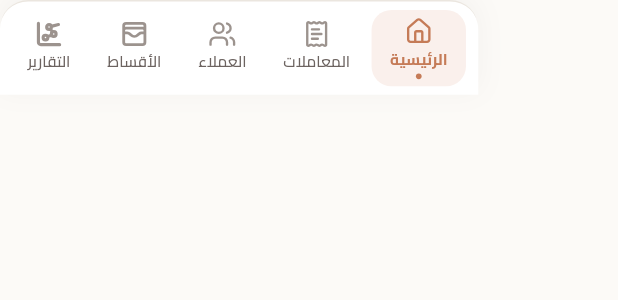
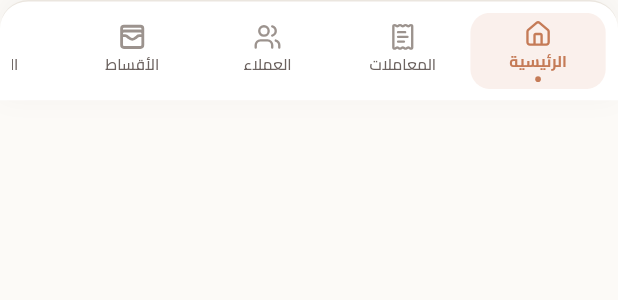
Before and after one commit to NaderAwny/mizan_Mobile_App, a Flutter app: the CustomBottomNavBar widget shown alone on an empty page, opened directly with empty values, on a phone screen of 412 x 824 dp. Shown: the top 300 px of the screen. Run offline on Flutter 3.47's test engine with Material 3 defaults, Android fonts, the phone set to English and light mode, and no system bars; our stand-ins replace audioplayers, dartz, dio, flutter_bloc, flutter_screenutil, flutter_secure_storage and 8 more; missing offline and left inert: emails_validator, record; accounts and stored records are empty; generated files the repository leaves out were written again; network calls fail; statements that could not run were skipped; project files that could hold a hidden picture were left out.

Commit message:
Update project

```diff
--- a/lib/presentation/home/widgets/custom_bottom_nav_bar.dart
+++ b/lib/presentation/home/widgets/custom_bottom_nav_bar.dart
@@ -40,56 +40,88 @@ class CustomBottomNavBar extends StatelessWidget {
       ),
       child: SafeArea(
         top: false,
-        child: SingleChildScrollView(
+        child: Padding(
+          padding: EdgeInsets.symmetric(horizontal: 8.w, vertical: 8.h),
+          child: LayoutBuilder(
+            builder: (context, constraints) {
+              const int itemCount = 5;
+
+              // Minimum width required for each navigation item.
+              final double minItemWidth = 88.w;
+
+              // Determine whether horizontal scrolling is necessary.
+              final bool shouldScroll =
+                  constraints.maxWidth < itemCount * minItemWidth;
+
+              final List<Widget> items = <Widget>[
+                _buildItem(
+                  index: 0,
+                  label: AppStrings.home,
+                  icon: IconAssets.home,
+                ),
+                _buildItem(
+                  index: 1,
+                  label: AppStrings.transactions,
+                  icon: IconAssets.receiptText,
+                ),
+                _buildItem(
+                  index: 2,
+                  label: AppStrings.contacts,
+                  icon: IconAssets.users,
+                ),
+                _buildItem(
+                  index: 3,
+                  label: AppStrings.installments,
+                  icon: IconAssets.walletCards,
+                ),
+                _buildItem(
+                  index: 4,
+                  label: AppStrings.analytics,
+                  icon: IconAssets.chartNetwork,
+                ),
+              ];
+
+              // Small screen: allow horizontal scrolling.
+              if (shouldScroll) {
+                return SingleChildScrollView(
                   scrollDirection: Axis.horizontal,
                   physics: const BouncingScrollPhysics(),
-          padding: EdgeInsets.symmetric(horizontal: 8.w, vertical: 6.h),
                   child: Row(
                     mainAxisSize: MainAxisSize.min,
-            children: <Widget>[
-              _NavBarItem(
-                index: 0,
-                currentIndex: currentIndex,
-                label: AppStrings.home,
-                icon: IconAssets.home,
-                onTap: () => onTap(0),
+                    children: items
+                        .map(
+                          (Widget item) =>
+                              SizedBox(width: minItemWidth, child: item),
+                        )
+                        .toList(),
                   ),
-              SizedBox(width: 4.w),
-              _NavBarItem(
-                index: 1,
-                currentIndex: currentIndex,
-                label: AppStrings.transactions,
-                icon: IconAssets.receiptText,
-                onTap: () => onTap(1),
-              ),
-              SizedBox(width: 4.w),
-              _NavBarItem(
-                index: 2,
-                currentIndex: currentIndex,
-                label: AppStrings.contacts,
-                icon: IconAssets.users,
-                onTap: () => onTap(2),
-              ),
-              SizedBox(width: 4.w),
-              _NavBarItem(
-                index: 3,
-                currentIndex: currentIndex,
-                label: AppStrings.installments,
-                icon: IconAssets.walletCards,
-                onTap: () => onTap(3),
-              ),
-              SizedBox(width: 4.w),
-              _NavBarItem(
-                index: 4,
-                currentIndex: currentIndex,
-                label: AppStrings.analytics,
-                icon: IconAssets.chartNetwork,
-                onTap: () => onTap(4),
-              ),
-            ],
+                );
+              }
+
+              // Large screen: distribute items equally.
+              return Row(
+                children: items
+                    .map((Widget item) => Expanded(child: item))
+                    .toList(),
+              );
+            },
           ),
         ),
       ),
+    );
+  }
+
+  Widget _buildItem({
+    required int index,
+    required String label,
+    required String icon,
+  }) {
+    return _NavBarItem(
+      index: index,
+      currentIndex: currentIndex,
+      label: label,
+      icon: icon,
+      onTap: () => onTap(index),
     );
   }
 }
@@ -121,10 +153,12 @@ class _NavBarItemState extends State<_NavBarItem>
   @override
   void initState() {
     super.initState();
+
     _bounceController = AnimationController(
       vsync: this,
       duration: const Duration(milliseconds: 120),
     );
+
     _scaleAnim = Tween<double>(begin: 1.0, end: 0.90).animate(
       CurvedAnimation(parent: _bounceController, curve: Curves.easeInOut),
     );
@@ -136,9 +170,12 @@ class _NavBarItemState extends State<_NavBarItem>
     super.dispose();
   }
 
-  void _handleTap() async {
+  Future<void> _handleTap() async {
     await _bounceController.forward();
     await _bounceController.reverse();
+
+    if (!mounted) return;
+
     widget.onTap();
   }
 
@@ -155,7 +192,7 @@ class _NavBarItemState extends State<_NavBarItem>
           duration: const Duration(milliseconds: 200),
           curve: Curves.easeOutCubic,
           padding: EdgeInsets.symmetric(
-            horizontal: isSelected ? 12.w : 10.w,
+            horizontal: isSelected ? 8.w : 4.w,
             vertical: 5.h,
           ),
           decoration: BoxDecoration(
@@ -169,8 +206,9 @@ class _NavBarItemState extends State<_NavBarItem>
             children: <Widget>[
               AnimatedSwitcher(
                 duration: const Duration(milliseconds: 180),
-                transitionBuilder: (Widget child, Animation<double> anim) =>
-                    ScaleTransition(scale: anim, child: child),
+                transitionBuilder: (Widget child, Animation<double> animation) {
+                  return ScaleTransition(scale: animation, child: child);
+                },
                 child: SvgPicture.asset(
                   widget.icon,
                   key: ValueKey<bool>(isSelected),
@@ -184,9 +222,16 @@ class _NavBarItemState extends State<_NavBarItem>
                   ),
                 ),
               ),
+
               SizedBox(height: 2.h),
-              Text(
+
+              // Keep the complete label visible.
+              FittedBox(
+                fit: BoxFit.scaleDown,
+                child: Text(
                   widget.label,
+                  maxLines: 1,
+                  softWrap: false,
                   style: isSelected
                       ? getBoldStyle(
                           color: ColorManager.primary,
@@ -197,8 +242,11 @@ class _NavBarItemState extends State<_NavBarItem>
                           fontSize: FontSize.s11,
                         ),
                 ),
-              // Tiny animated indicator dot under active tab
+              ),
+
               SizedBox(height: 2.h),
+
+              // Animated indicator under the selected item.
               AnimatedContainer(
                 duration: const Duration(milliseconds: 180),
                 width: isSelected ? 4.r : 0,
```
Also changed, not shown: lib/presentation/voice_note/get_voice_note_by_id_cubit/get_voice_note_by_id_view.dart (+59 -58 lines). Lines whose indentation alone changed are shown as unchanged.
